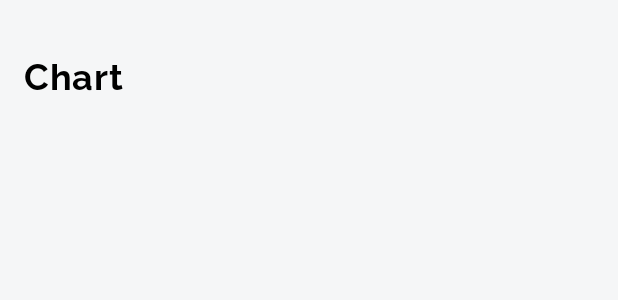
After one commit to Krirati/diary-my-life, an Android app: the layout fragment_chart.xml on its own in the app's theme, with its tools: preview values and no code run, on a phone screen of 412 x 824 dp. The commit adds this screen. Shown: the top 300 px of the screen. Run offline under Robolectric (Android 15) with nearby library versions, the phone set to English and light mode, and no system bars.

Commit message:
[Add] - fragment chart

```diff
--- /dev/null
+++ b/app/src/main/res/layout/fragment_chart.xml
@@ -0,0 +1,47 @@
+<?xml version="1.0" encoding="utf-8"?>
+<layout xmlns:android="http://schemas.android.com/apk/res/android"
+    xmlns:app="http://schemas.android.com/apk/res-auto"
+    xmlns:tools="http://schemas.android.com/tools">
+
+    <data>
+
+    </data>
+
+    <androidx.constraintlayout.widget.ConstraintLayout
+        android:layout_width="match_parent"
+        android:layout_height="match_parent"
+        android:background="@color/secondary_grey10">
+
+        <androidx.core.widget.NestedScrollView
+            android:id="@+id/nestedScrollView"
+            android:layout_width="match_parent"
+            android:layout_height="wrap_content"
+            app:layout_constraintStart_toStartOf="parent"
+            app:layout_constraintTop_toTopOf="parent">
+
+
+            <androidx.constraintlayout.widget.ConstraintLayout
+                android:id="@+id/content_container"
+                android:layout_width="match_parent"
+                android:layout_height="match_parent"
+                android:paddingHorizontal="@dimen/dp_16">
+
+                <androidx.appcompat.widget.AppCompatTextView
+                    android:id="@+id/title"
+                    style="@style/H1BlackLeft"
+                    android:layout_width="wrap_content"
+                    android:layout_height="wrap_content"
+                    android:layout_alignParentStart="true"
+                    android:layout_alignParentTop="true"
+                    android:layout_marginTop="@dimen/dp_32"
+                    android:text="Chart"
+                    app:layout_constraintStart_toStartOf="parent"
+                    app:layout_constraintTop_toTopOf="parent" />
+
+            </androidx.constraintlayout.widget.ConstraintLayout>
+
+        </androidx.core.widget.NestedScrollView>
+
+
+    </androidx.constraintlayout.widget.ConstraintLayout>
+</layout>
```
Also changed, not shown: app/src/main/java/com/kstudio/diarymylife/MainActivity.kt (+16 -10 lines), app/src/main/java/com/kstudio/diarymylife/ui/chart/ChartFragment.kt (added, +21 -0 lines), app/src/main/java/com/kstudio/diarymylife/ui/setting/SettingFragment.kt (+5 -10 lines), app/src/main/res/drawable/ic_pie_chart.xml (added, +20 -0 lines).
